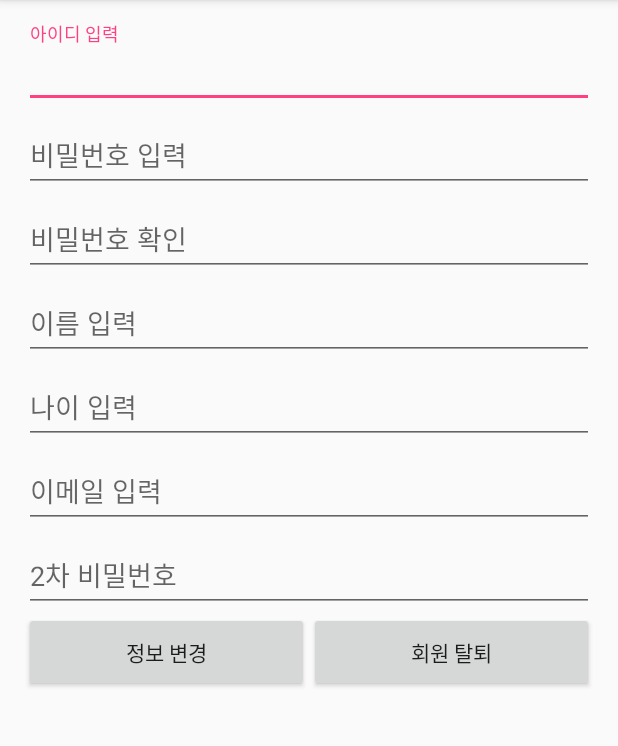
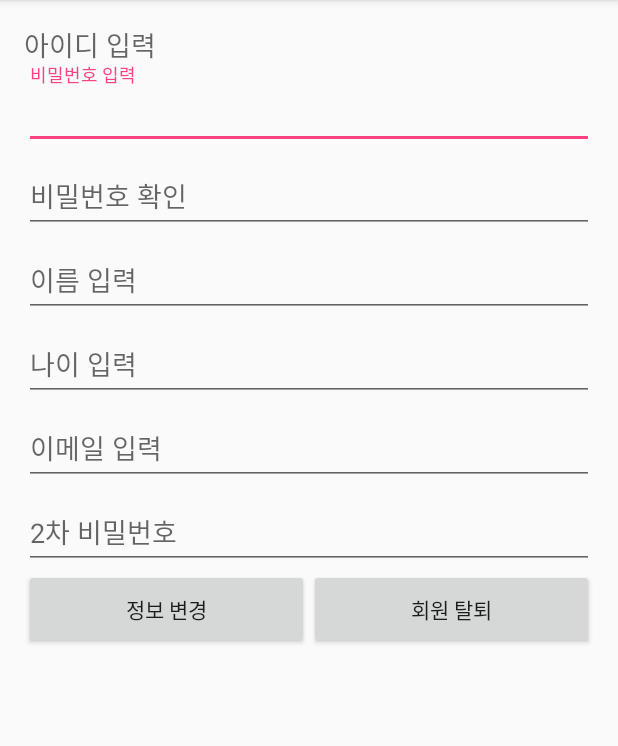
Before and after one commit to kwonki199/TeamProject, an Android app: the ChangingActivity screen opened directly, with no data from a screen before it, on a phone screen of 412 x 824 dp, the part 84-830 px from its top. Run offline under Robolectric (Android 15) with nearby library versions, the phone set to English and light mode, and no system bars.

Commit message:
회원정보 변경에 아이디는 TextView로 바꿔서 변경못하게함

```diff
--- a/app/src/main/java/edu/android/mainmen/ChangingActivity.java
+++ b/app/src/main/java/edu/android/mainmen/ChangingActivity.java
@@ -6,6 +6,7 @@ import android.support.v7.app.AppCompatActivity;
 import android.view.View;
 import android.widget.AutoCompleteTextView;
 import android.widget.Button;
+import android.widget.TextView;
 
 public class ChangingActivity extends AppCompatActivity{
 
@@ -14,7 +15,7 @@ public class ChangingActivity extends AppCompatActivity{
     super.onCreate(savedInstanceState);
     setContentView(R.layout.activity_chaging);
 
-        AutoCompleteTextView id_input = findViewById(R.id.id_input);
+        TextView id_input = findViewById(R.id.id_input);
         AutoCompleteTextView password_input = findViewById(R.id.password_input);
         AutoCompleteTextView password_check_input = findViewById(R.id.password_check_input);
         AutoCompleteTextView name_input = findViewById(R.id.name_input);
--- a/app/src/main/res/layout/activity_chaging.xml
+++ b/app/src/main/res/layout/activity_chaging.xml
@@ -27,20 +27,30 @@
                 android:layout_width="match_parent"
                 android:layout_height="wrap_content">
 
-                <AutoCompleteTextView
+                <TextView
                     android:id="@+id/id_input"
                     android:layout_width="match_parent"
                     android:layout_height="wrap_content"
-                    android:hint="@string/id_input"
-                    android:inputType="text"
-                    android:maxLines="1"
-                    android:singleLine="true" />
+                    android:textSize="18sp"
+                    android:layout_weight="1"
+                    android:hint="@string/id_input" />
+
+                <!--<AutoCompleteTextView-->
+                    <!--android:id="@+id/id_input"-->
+                    <!--android:layout_width="match_parent"-->
+                    <!--android:layout_height="wrap_content"-->
+                    <!--android:hint="@string/id_input"-->
+                    <!--android:inputType="text"-->
+                    <!--android:maxLines="1"-->
+                    <!--android:singleLine="true" />-->
 
             </android.support.design.widget.TextInputLayout>
 
             <android.support.design.widget.TextInputLayout
                 android:layout_width="match_parent"
                 android:layout_height="wrap_content">
+
+
 
                 <AutoCompleteTextView
                     android:id="@+id/password_input"
```
